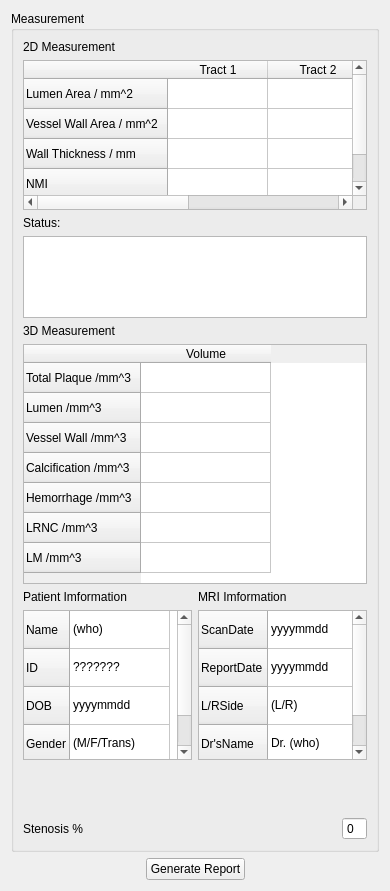
wuzhuobin/PlaqueQuant, file codes/UI/MeasurementWidget.ui: the form before one commit.
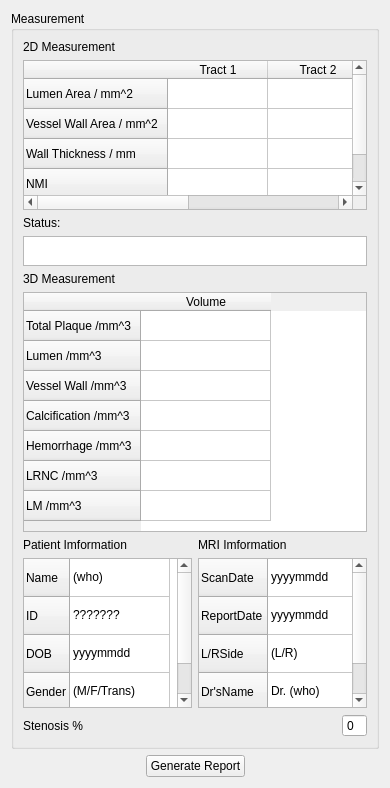
The form after the commit.

Patch:
```diff
--- a/codes/UI/MeasurementWidget.ui
+++ b/codes/UI/MeasurementWidget.ui
@@ -7,7 +7,7 @@
     <x>0</x>
     <y>0</y>
     <width>390</width>
-    <height>891</height>
+    <height>771</height>
    </rect>
   </property>
   <property name="sizePolicy">
@@ -159,6 +159,12 @@
           <verstretch>0</verstretch>
          </sizepolicy>
         </property>
+        <property name="minimumSize">
+         <size>
+          <width>0</width>
+          <height>30</height>
+         </size>
+        </property>
         <property name="maximumSize">
          <size>
           <width>16777215</width>
```
